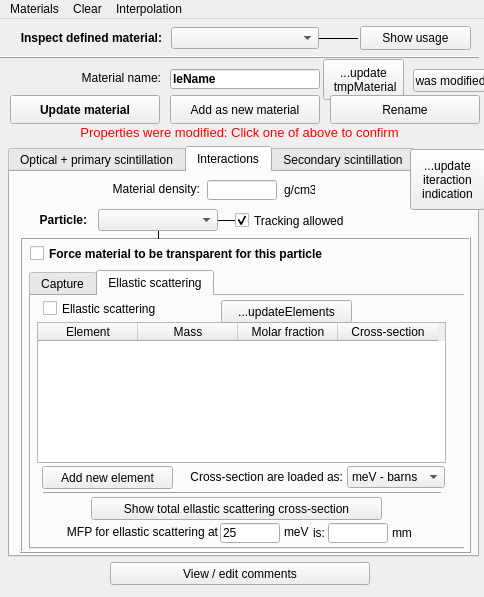
Above: src/gui/materialinspectorwindow.ui from andrmor/ANTS2 before the change. Below: the same form after it.
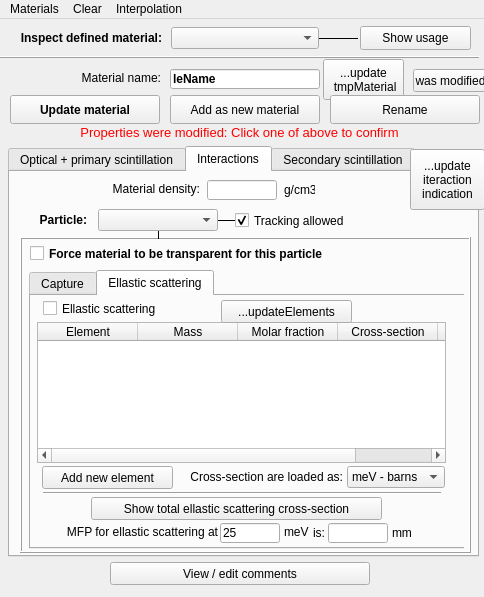
That is the form after the change. The open tabs and pages were chosen to show the change.

Patch:
```diff
--- a/src/gui/materialinspectorwindow.ui
+++ b/src/gui/materialinspectorwindow.ui
@@ -2610,6 +2610,11 @@
                 <string>Cross-section</string>
                </property>
               </column>
+              <column>
+               <property name="text">
+                <string/>
+               </property>
+              </column>
              </widget>
              <widget class="QComboBox" name="cobUnitsForEllastic">
               <property name="geometry">
```
Left out of the diff: 2 changed lines with no effect on the pictures.
